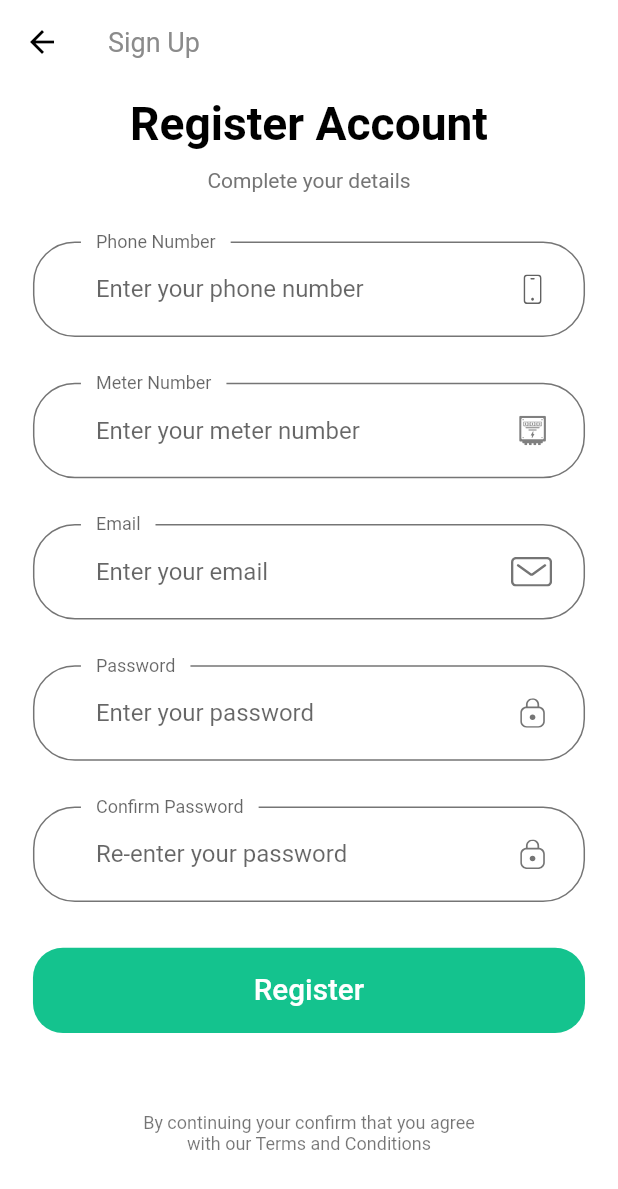
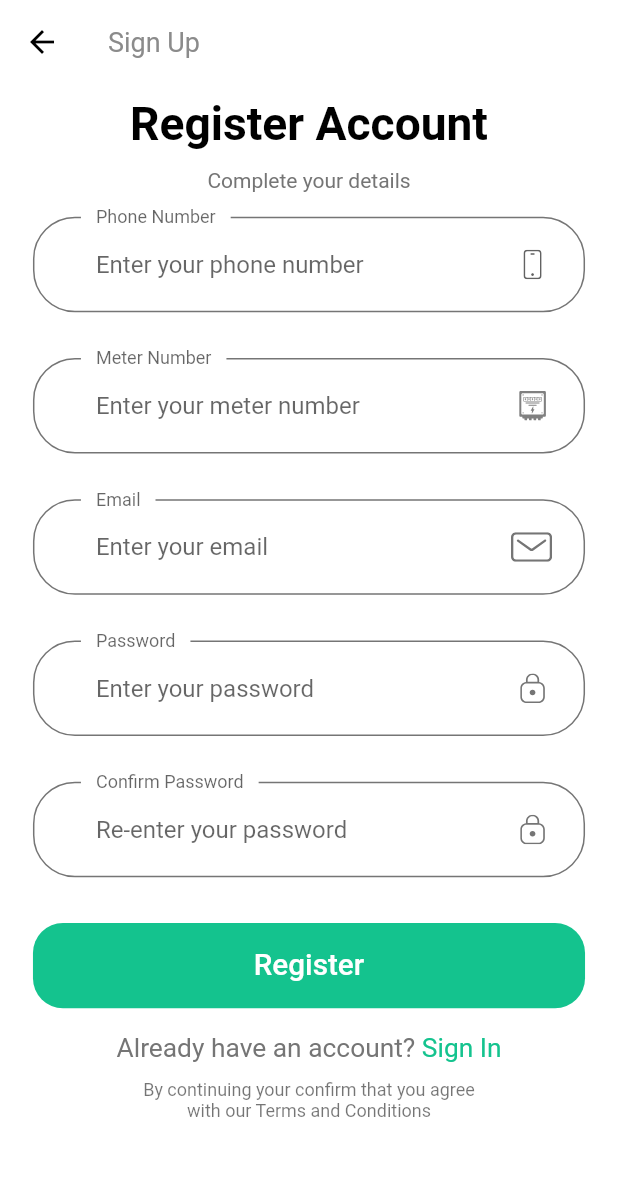
Before and after one commit to lynnemunini/easylight, a Flutter app: the SignUpScreen screen opened by its route, on a phone screen of 412 x 824 dp. Shown: the top 1189 px of the screen. Run offline on Flutter 3.47's test engine with Material 2 defaults, Android fonts, the phone set to English and light mode, and no system bars; our stand-ins replace firebase_core, firebase_database, flutter_svg; accounts and stored records are empty; Roboto replaces fonts that are missing (poppins).

Commit message:
Added already have an account on sign up page

```diff
--- a/lib/components/no_account_text.dart
+++ b/lib/components/no_account_text.dart
@@ -1,5 +1,6 @@
 import 'package:flutter/material.dart';
 import 'package:token_app/screens/sign_up/sign_up_screen.dart';
+import 'package:token_app/screens/sign_in/sign_in_screen.dart';
 
 import '../constants.dart';
 import '../size_config.dart';
@@ -31,3 +32,31 @@ class NoAccountText extends StatelessWidget {
     );
   }
 }
+
+class HaveAccountText extends StatelessWidget {
+  const HaveAccountText({
+    Key? key,
+  }) : super(key: key);
+
+  @override
+  Widget build(BuildContext context) {
+    return Row(
+      mainAxisAlignment: MainAxisAlignment.center,
+      children: [
+        Text(
+          "Already have an account? ",
+          style: TextStyle(fontSize: getProportionateScreenWidth(16)),
+        ),
+        GestureDetector(
+          onTap: () => Navigator.pushNamed(context, SignInScreen.routeName),
+          child: Text(
+            "Sign In",
+            style: TextStyle(
+                fontSize: getProportionateScreenWidth(16),
+                color: kPrimaryColor),
+          ),
+        ),
+      ],
+    );
+  }
+}
--- a/lib/main.dart
+++ b/lib/main.dart
@@ -7,8 +7,6 @@ import 'package:token_app/theme.dart';
 import 'package:firebase_core/firebase_core.dart';
 //Import real time database package
 import 'package:firebase_database/firebase_database.dart';
-//Import Firebase Auth
-import 'package:firebase_auth/firebase_auth.dart';
 
 Future<void> main() async {
   WidgetsFlutterBinding.ensureInitialized();
--- a/lib/screens/home/components/home_header.dart
+++ b/lib/screens/home/components/home_header.dart
@@ -26,14 +26,14 @@ class HomeHeader extends StatelessWidget {
             onPressed: () =>
                 Navigator.pushNamed(context, ProfileScreen.routeName),
           ),
-          Text(
+          /*Text(
             "Hello, Lynne",
             textAlign: TextAlign.center,
             style: const TextStyle(
                 fontWeight: FontWeight.bold,
                 //color: kPrimaryColor,
                 fontSize: 16),
-          ),
+          ),*/
           IconButton(
             icon: SvgPicture.asset(
               "assets/icons/User Icon.svg",
--- a/lib/screens/sign_up/components/body.dart
+++ b/lib/screens/sign_up/components/body.dart
@@ -1,5 +1,5 @@
 import 'package:flutter/material.dart';
-//import 'package:token_app/components/socal_card.dart';
+import 'package:token_app/components/no_account_text.dart';
 import 'package:token_app/constants.dart';
 import 'package:token_app/size_config.dart';
 
@@ -24,9 +24,11 @@ class Body extends StatelessWidget {
                   "Complete your details",
                   textAlign: TextAlign.center,
                 ),
-                SizedBox(height: SizeConfig.screenHeight * 0.04),
+                SizedBox(height: SizeConfig.screenHeight * 0.02),
                 SignUpForm(),
-                SizedBox(height: SizeConfig.screenHeight * 0.04),
+                SizedBox(height: SizeConfig.screenHeight * 0.02),
+
+                HaveAccountText(),
                 /* Row(
                   mainAxisAlignment: MainAxisAlignment.center,
                   children: [
@@ -44,7 +46,7 @@ class Body extends StatelessWidget {
                     ),
                   ],
                 ),*/
-                SizedBox(height: getProportionateScreenHeight(20)),
+                SizedBox(height: getProportionateScreenHeight(10)),
                 Text(
                   'By continuing your confirm that you agree \nwith our Terms and Conditions',
                   textAlign: TextAlign.center,
```
